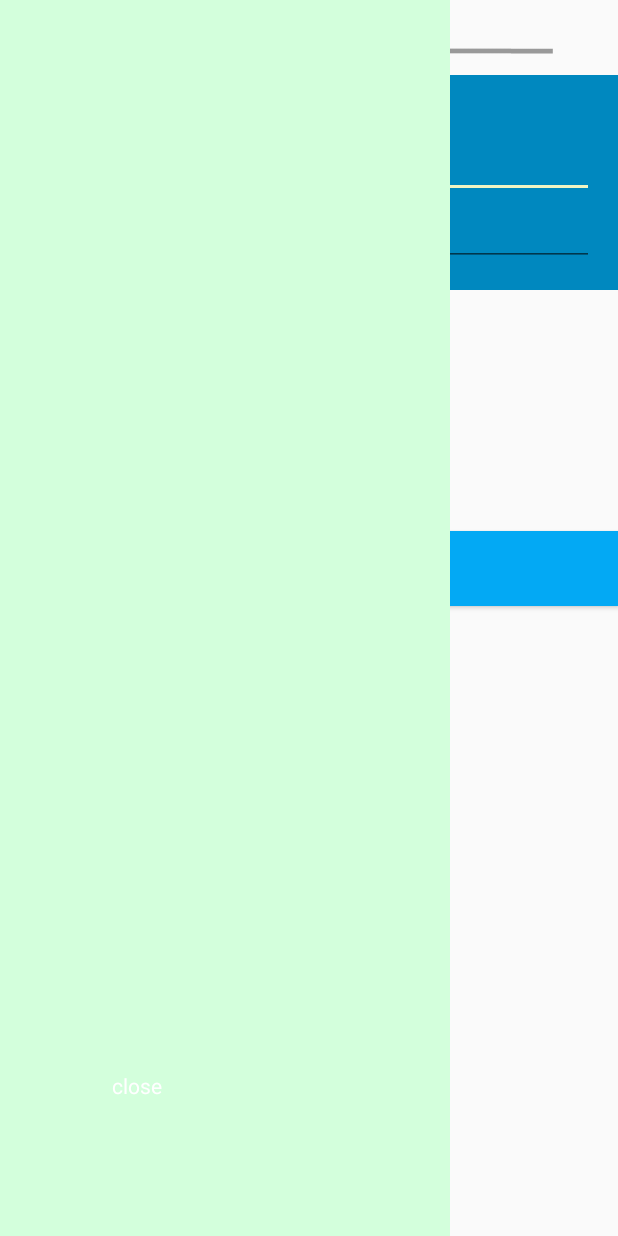
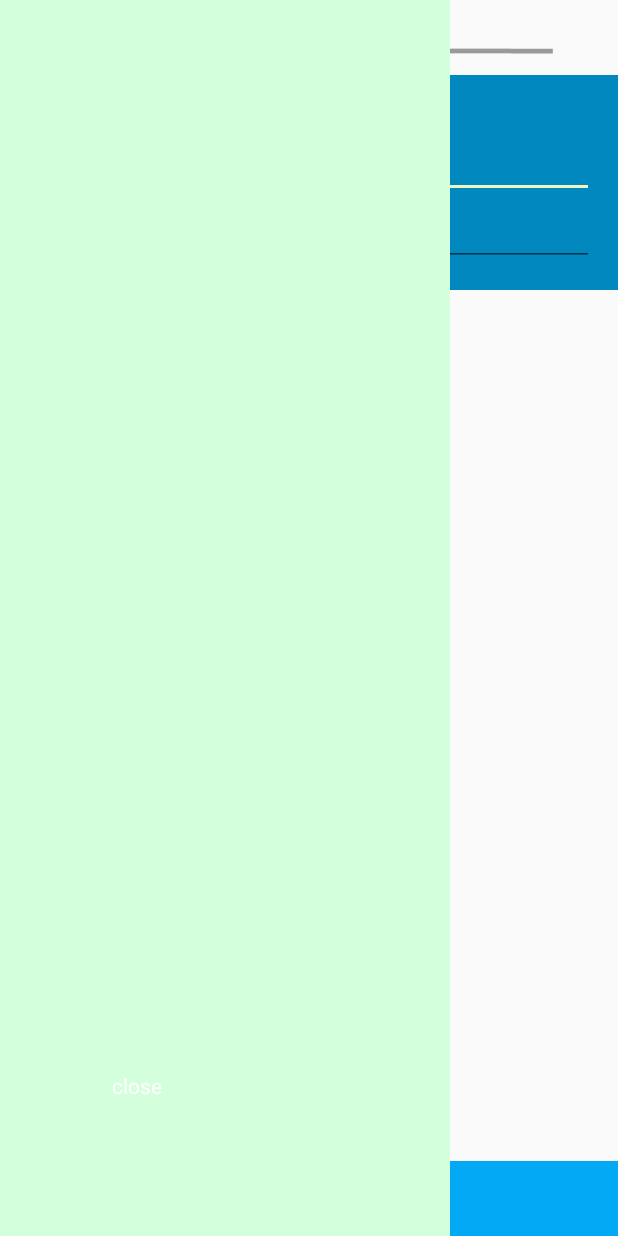
Before and after one commit to Ag47/ComeHere, an Android app: the layout fragment_wish.xml on its own in the app's theme, with its tools: preview values and no code run, on a phone screen of 412 x 824 dp. Run offline under Robolectric (Android 15) with nearby library versions, the phone set to English and light mode, and no system bars; plain views replace MaterialEditText, SlidingLayer; network calls fail.

```diff
--- a/app/build.gradle
+++ b/app/build.gradle
@@ -68,7 +68,4 @@
 
     // material list for vendor activity
     compile 'com.github.dexafree:materiallist:3.0.1'
-
-    // swipe to dismiss undo
-    compile 'com.hudomju:swipe-to-dismiss-undo:1.0'
 }
--- a/app/src/main/res/layout/fragment_wish.xml
+++ b/app/src/main/res/layout/fragment_wish.xml
@@ -6,6 +6,16 @@
     android:layout_width="match_parent"
     android:layout_height="match_parent">
 
+    <Button
+        android:id="@+id/btn_submit"
+        android:layout_width="match_parent"
+        android:layout_height="50dp"
+        android:layout_alignParentBottom="true"
+        android:layout_gravity="center_vertical"
+        android:layout_marginTop="80dp"
+        android:background="#03A9F4"
+        android:text="SUBMIT"
+        android:textColor="#ffffff" />
 
     <LinearLayout xmlns:android="http://schemas.android.com/apk/res/android"
         xmlns:app="http://schemas.android.com/apk/res-auto"
@@ -14,23 +24,13 @@
         android:layout_height="match_parent"
         android:orientation="vertical">
 
-        <!--<ImageView-->
-        <!--android:layout_width="360dp"-->
-        <!--android:layout_height="43dp"-->
-        <!--android:src="@drawable/header" />-->
-
         <ImageView
-            android:layout_marginTop="3dp"
             android:layout_width="390dp"
             android:layout_height="43dp"
-            android:src="@drawable/bar_a4"
-            android:layout_marginBottom="3dp" />
+            android:layout_marginBottom="3dp"
+            android:layout_marginTop="3dp"
+            android:src="@drawable/bar_a4" />
 
-        <!--<TextView-->
-        <!--android:layout_width="wrap_content"-->
-        <!--android:layout_height="wrap_content"-->
-        <!--android:layout_gravity="center_horizontal"-->
-        <!--android:text="This is add to the pending view" />-->
         <LinearLayout
             android:layout_width="match_parent"
             android:layout_height="wrap_content"
@@ -55,6 +55,7 @@
                 app:met_singleLineEllipsis="true" />
 
             <com.rengwuxian.materialedittext.MaterialEditText
+                android:id="@+id/note"
                 android:layout_width="match_parent"
                 android:layout_height="wrap_content"
                 android:hint="Note (e.g required money)"
@@ -62,8 +63,7 @@
                 app:met_baseColor="@android:color/white"
                 app:met_floatingLabel="highlight"
                 app:met_maxCharacters="40"
-                app:met_primaryColor="@color/editor_text"
-                android:id="@+id/note"/>
+                app:met_primaryColor="@color/editor_text" />
 
         </LinearLayout>
 
@@ -84,24 +84,15 @@
                     android:paddingTop="8dp"
                     android:text="Type:" />
 
-                <!--<Button-->
-                <!--android:id="@+id/btn_type"-->
-                <!--android:layout_width="wrap_content"-->
-                <!--android:layout_height="wrap_content"-->
-                <!--android:text="Browse" />-->
-
-
                 <TextView
-                    android:paddingLeft="10dp"
-                    android:paddingTop="20dp"
                     android:id="@+id/buttonOpen"
                     android:layout_width="150dp"
                     android:layout_height="50dp"
+                    android:paddingLeft="10dp"
+                    android:paddingTop="20dp"
                     android:text="Browse now"
-                    android:textColor="@color/color_edt_panel"/>
-
+                    android:textColor="@color/color_edt_panel" />
             </LinearLayout>
-
 
             <LinearLayout
                 android:id="@+id/tag_row"
@@ -119,8 +110,8 @@
                     android:layout_weight="1"
                     android:text="tag1"
                     android:textColor="@color/dragedColorFromStart"
-                    android:visibility="gone"
-                    android:textSize="14dp"/>
+                    android:textSize="14dp"
+                    android:visibility="gone" />
 
                 <TextView
                     android:id="@id/tag2"
@@ -141,18 +132,6 @@
             </LinearLayout>
         </LinearLayout>
 
-
-
-            <Button
-                android:id="@+id/btn_submit"
-                android:layout_marginTop="80dp"
-                android:layout_width="match_parent"
-                android:layout_height="50dp"
-                android:layout_gravity="center_vertical"
-                android:text="SUBMIT"
-                android:textColor="#ffffff"
-                android:background="#03A9F4"
-                />
 
     </LinearLayout>
 
@@ -188,8 +167,6 @@
                 android:textColor="#ffffff" />
 
         </RelativeLayout>
-        <!--android:gravity="right|bottom"-->
-
     </com.wunderlist.slidinglayer.SlidingLayer>
 
 
```
Also changed, not shown: app/src/main/assets/gothic.ttf (added), app/src/main/assets/gothicb.ttf (added), app/src/main/assets/gothicbi.ttf (added), app/src/main/assets/gothici.ttf (added), 14 other files.
